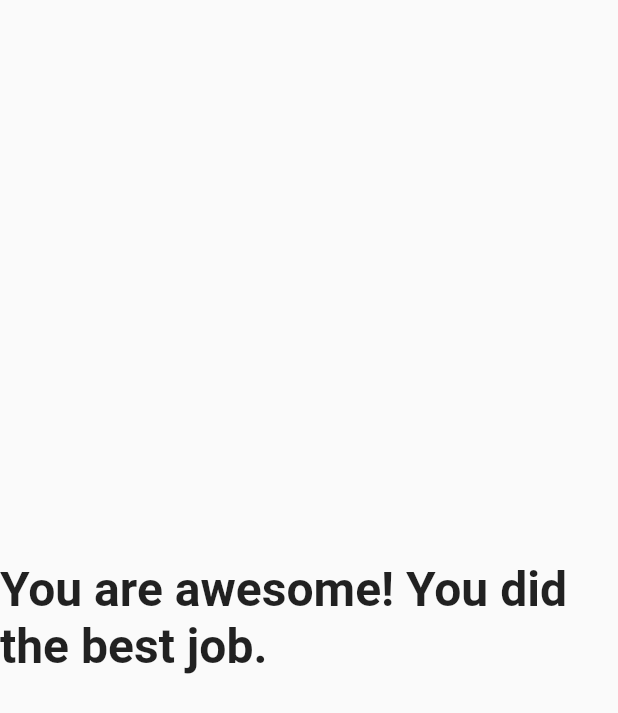
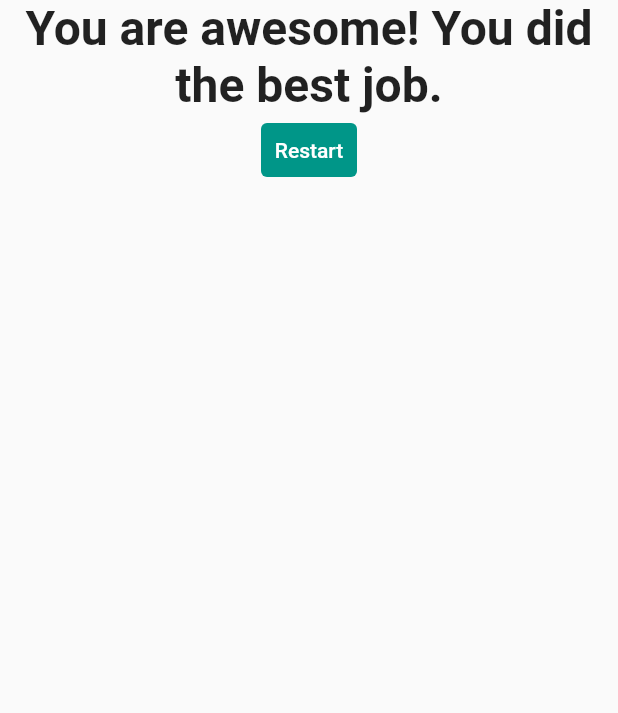
Before and after one commit to soikat77/quiz, a Flutter app: the Result widget shown alone on an empty page, opened directly with empty values, on a phone screen of 412 x 824 dp. Shown: the top 713 px of the screen. Run offline on Flutter 3.47's test engine with Material 2 defaults, Android fonts, the phone set to English and light mode, and no system bars.

Commit message:
reser button added

```diff
--- a/lib/result.dart
+++ b/lib/result.dart
@@ -2,8 +2,9 @@ import 'package:flutter/material.dart';
 
 class Result extends StatelessWidget {
   final double resultRank;
+  final void Function() resetQuiz;
 
-  Result(this.resultRank);
+  Result(this.resultRank, this.resetQuiz);
 
   String get greetings {
     var greetText = 'You are done!';
@@ -23,9 +24,23 @@ class Result extends StatelessWidget {
   Widget build(BuildContext context) {
     return Container(
       child: Center(
-        child: Text(
-          greetings,
-          style: TextStyle(fontSize: 32, fontWeight: FontWeight.bold),
+        child: Column(
+          children: [
+            Text(
+              greetings,
+              style: TextStyle(fontSize: 32, fontWeight: FontWeight.bold),
+              textAlign: TextAlign.center,
+            ),
+            TextButton(
+              onPressed: resetQuiz,
+              child: Text('Restart'),
+              style: TextButton.styleFrom(
+                primary: Colors.white,
+                backgroundColor: Colors.teal,
+                onSurface: Colors.grey,
+              ),
+            )
+          ],
         ),
       ),
     );
```
Also changed, not shown: lib/main.dart (+8 -1 lines).
